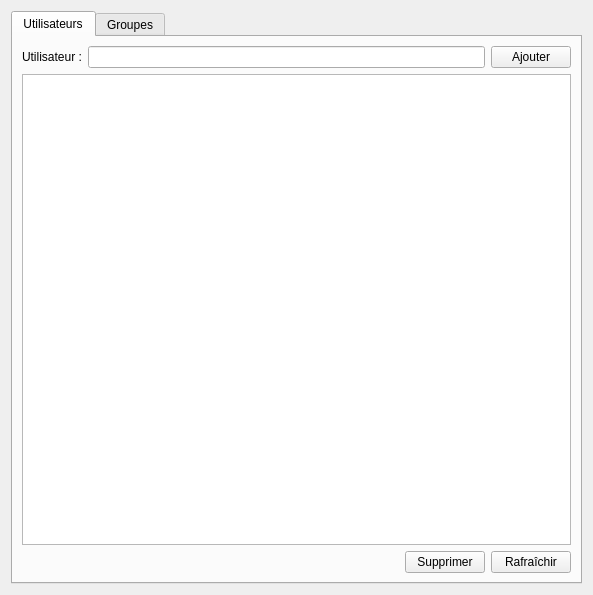
Qt form Ui_SMBLDAP.ui (bdonnette/PACHA) before a commit.
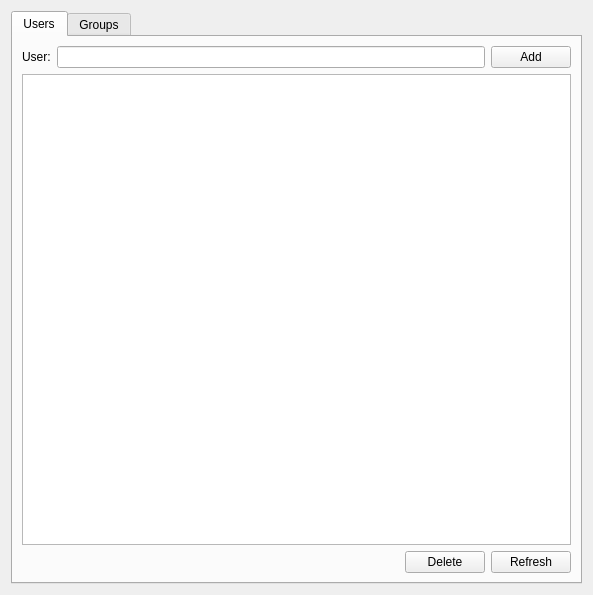
The same form after that commit.

What changed in the file:
```diff
--- a/Ui_SMBLDAP.ui
+++ b/Ui_SMBLDAP.ui
@@ -21,7 +21,7 @@
      </property>
      <widget class="QWidget" name="tab">
       <attribute name="title">
-       <string>Utilisateurs</string>
+       <string>Users</string>
       </attribute>
       <layout class="QHBoxLayout" name="horizontalLayout_7">
        <item>
@@ -31,7 +31,7 @@
            <item>
             <widget class="QLabel" name="label">
              <property name="text">
-              <string>Utilisateur :</string>
+              <string>User:</string>
              </property>
             </widget>
            </item>
@@ -41,7 +41,7 @@
            <item>
             <widget class="QPushButton" name="btnUserAdd">
              <property name="text">
-              <string>Ajouter</string>
+              <string>Add</string>
              </property>
             </widget>
            </item>
@@ -74,7 +74,7 @@
               </sizepolicy>
              </property>
              <property name="text">
-              <string>Supprimer</string>
+              <string>Delete</string>
              </property>
             </widget>
            </item>
@@ -87,7 +87,7 @@
               </sizepolicy>
              </property>
              <property name="text">
-              <string>Rafraîchir</string>
+              <string>Refresh</string>
              </property>
             </widget>
            </item>
@@ -99,7 +99,7 @@
      </widget>
      <widget class="QWidget" name="tab_2">
       <attribute name="title">
-       <string>Groupes</string>
+       <string>Groups</string>
       </attribute>
       <layout class="QHBoxLayout" name="horizontalLayout_4">
        <item>
```
Left out of the diff: 20 changed lines with no effect on the pictures.
